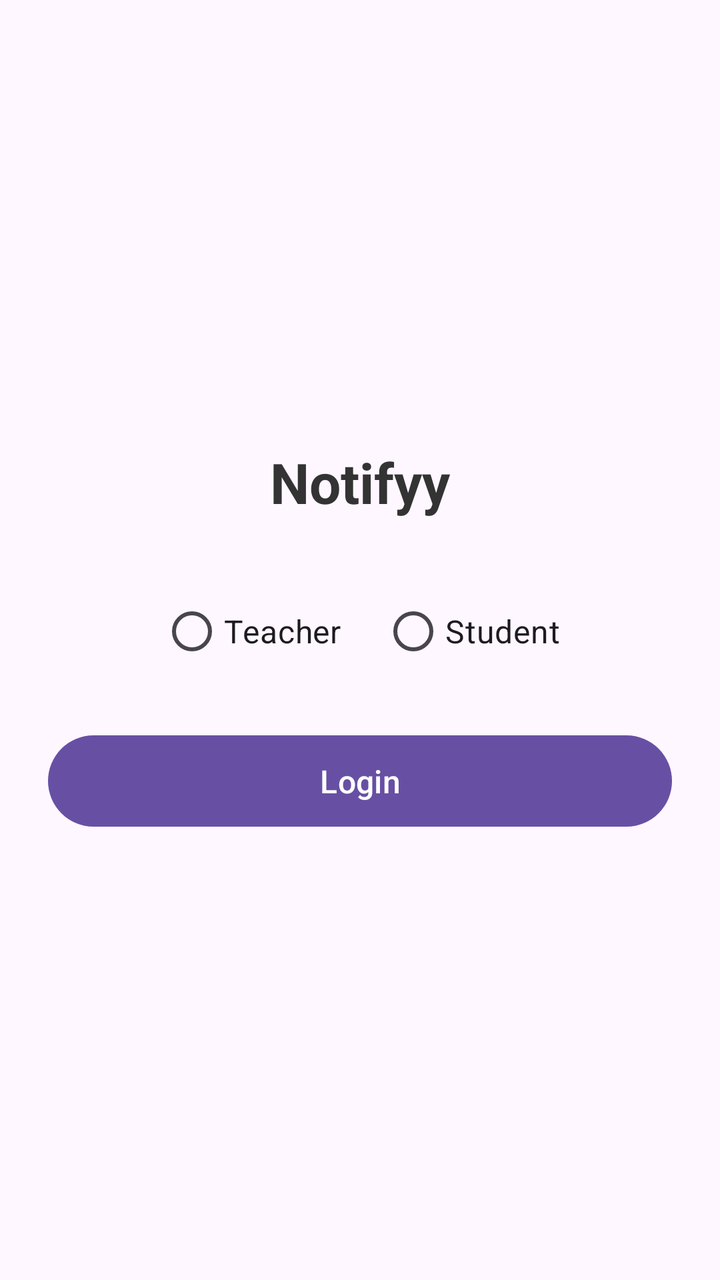
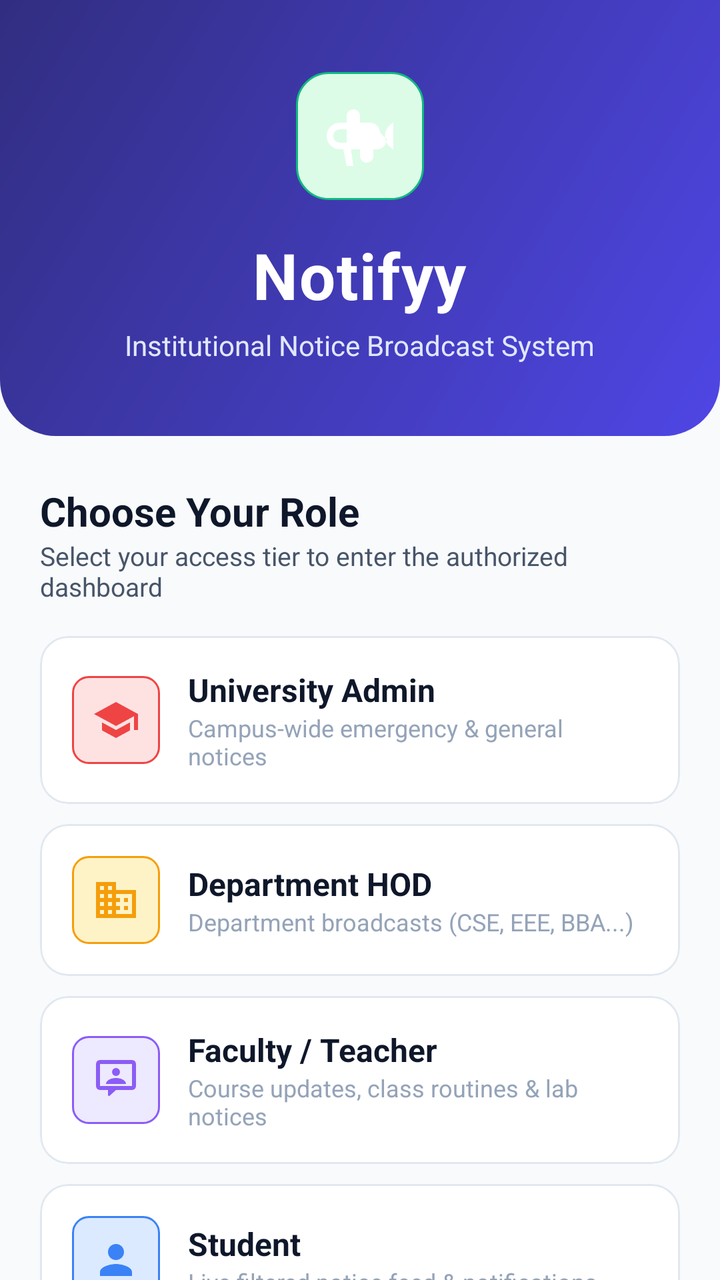

Compare the two renders of this Android layout. The source of the first and the diff that turns it into the second are given below.
<!-- AndroidManifest.xml: application theme Theme.Notify -->
<!-- res/layout/activity_main.xml -->
<?xml version="1.0" encoding="utf-8"?>
<LinearLayout xmlns:android="http://schemas.android.com/apk/res/android"
    android:layout_width="match_parent"
    android:layout_height="match_parent"
    android:orientation="vertical"
    android:padding="24dp"
    android:gravity="center">

    <TextView
        android:id="@+id/tvAppName"
        android:layout_width="wrap_content"
        android:layout_height="wrap_content"
        android:text="Notifyy"
        android:textSize="28sp"
        android:textStyle="bold"
        android:textColor="#333333"
        android:layout_marginBottom="32dp"/>

    <RadioGroup
        android:id="@+id/rgRole"
        android:layout_width="match_parent"
        android:layout_height="wrap_content"
        android:orientation="horizontal"
        android:gravity="center"
        android:layout_marginBottom="24dp">

        <RadioButton
            android:id="@+id/rbTeacher"
            android:layout_width="wrap_content"
            android:layout_height="wrap_content"
            android:text="Teacher"
            android:textSize="16sp"
            android:layout_marginEnd="20dp"/>

        <RadioButton
            android:id="@+id/rbStudent"
            android:layout_width="wrap_content"
            android:layout_height="wrap_content"
            android:text="Student"
            android:textSize="16sp"/>
    </RadioGroup>

    <Button
        android:id="@+id/btnLogin"
        android:layout_width="match_parent"
        android:layout_height="wrap_content"
        android:text="Login"
        android:textSize="16sp"
        android:padding="12dp"/>

</LinearLayout>
<!-- resources referenced by this layout -->
<resources>
  <style name="Base.Theme.Notify" parent="Theme.Material3.DayNight.NoActionBar">
          
          
      </style>
  <!-- unchanged entries left out for length: 1 -->
</resources>

<!-- the commit's change to res/layout/activity_main.xml (unified diff, before → after) -->
@@ -1,51 +1,401 @@
 <?xml version="1.0" encoding="utf-8"?>
-<LinearLayout xmlns:android="http://schemas.android.com/apk/res/android"
+<androidx.coordinatorlayout.widget.CoordinatorLayout
+    xmlns:android="http://schemas.android.com/apk/res/android"
+    xmlns:app="http://schemas.android.com/apk/res-auto"
+    xmlns:tools="http://schemas.android.com/tools"
     android:layout_width="match_parent"
     android:layout_height="match_parent"
-    android:orientation="vertical"
-    android:padding="24dp"
-    android:gravity="center">
-
-    <TextView
-        android:id="@+id/tvAppName"
-        android:layout_width="wrap_content"
-        android:layout_height="wrap_content"
-        android:text="Notifyy"
-        android:textSize="28sp"
-        android:textStyle="bold"
-        android:textColor="#333333"
-        android:layout_marginBottom="32dp"/>
-
-    <RadioGroup
-        android:id="@+id/rgRole"
+    android:background="@color/background">
+
+    <androidx.core.widget.NestedScrollView
         android:layout_width="match_parent"
-        android:layout_height="wrap_content"
-        android:orientation="horizontal"
-        android:gravity="center"
-        android:layout_marginBottom="24dp">
-
-        <RadioButton
-            android:id="@+id/rbTeacher"
-            android:layout_width="wrap_content"
+        android:layout_height="match_parent"
+        android:fillViewport="true">
+
+        <LinearLayout
+            android:layout_width="match_parent"
             android:layout_height="wrap_content"
-            android:text="Teacher"
-            android:textSize="16sp"
-            android:layout_marginEnd="20dp"/>
-
-        <RadioButton
-            android:id="@+id/rbStudent"
-            android:layout_width="wrap_content"
-            android:layout_height="wrap_content"
-            android:text="Student"
-            android:textSize="16sp"/>
-    </RadioGroup>
-
-    <Button
-        android:id="@+id/btnLogin"
-        android:layout_width="match_parent"
-        android:layout_height="wrap_content"
-        android:text="Login"
-        android:textSize="16sp"
-        android:padding="12dp"/>
-
-</LinearLayout>
+            android:orientation="vertical">
+
+            
+            <LinearLayout
+                android:layout_width="match_parent"
+                android:layout_height="wrap_content"
+                android:background="@drawable/bg_gradient_indigo"
+                android:orientation="vertical"
+                android:paddingHorizontal="24dp"
+                android:paddingTop="36dp"
+                android:paddingBottom="36dp"
+                android:gravity="center_horizontal">
+
+                <ImageView
+                    android:layout_width="64dp"
+                    android:layout_height="64dp"
+                    android:src="@drawable/ic_campaign"
+                    android:background="@drawable/bg_pill_live"
+                    android:padding="12dp"
+                    android:layout_marginBottom="16dp"
+                    app:tint="@color/on_primary" />
+
+                <TextView
+                    android:layout_width="wrap_content"
+                    android:layout_height="wrap_content"
+                    android:text="Notifyy"
+                    android:textSize="32sp"
+                    android:textStyle="bold"
+                    android:textColor="@color/on_primary"
+                    android:letterSpacing="0.02" />
+
+                <TextView
+                    android:layout_width="wrap_content"
+                    android:layout_height="wrap_content"
+                    android:text="Institutional Notice Broadcast System"
+                    android:textSize="14sp"
+                    android:textColor="#E0E7FF"
+                    android:layout_marginTop="4dp" />
+            </LinearLayout>
+
+            
+            <LinearLayout
+                android:layout_width="match_parent"
+                android:layout_height="wrap_content"
+                android:orientation="vertical"
+                android:paddingHorizontal="20dp"
+                android:paddingTop="24dp"
+                android:paddingBottom="24dp">
+
+                <TextView
+                    android:layout_width="wrap_content"
+                    android:layout_height="wrap_content"
+                    android:text="Choose Your Role"
+                    android:textSize="20sp"
+                    android:textStyle="bold"
+                    android:textColor="@color/on_surface" />
+
+                <TextView
+                    android:layout_width="wrap_content"
+                    android:layout_height="wrap_content"
+                    android:text="Select your access tier to enter the authorized dashboard"
+                    android:textSize="13sp"
+                    android:textColor="@color/on_surface_medium"
+                    android:layout_marginBottom="16dp" />
+
+                
+                <com.google.android.material.card.MaterialCardView
+                    android:id="@+id/cardAdmin"
+                    android:layout_width="match_parent"
+                    android:layout_height="wrap_content"
+                    android:layout_marginBottom="10dp"
+                    android:clickable="true"
+                    android:focusable="true"
+                    app:cardCornerRadius="14dp"
+                    app:cardElevation="0dp"
+                    app:strokeWidth="1dp"
+                    app:strokeColor="@color/outline_variant"
+                    app:cardBackgroundColor="@color/surface">
+
+                    <LinearLayout
+                        android:layout_width="match_parent"
+                        android:layout_height="wrap_content"
+                        android:orientation="horizontal"
+                        android:padding="16dp"
+                        android:gravity="center_vertical">
+
+                        <ImageView
+                            android:layout_width="44dp"
+                            android:layout_height="44dp"
+                            android:src="@drawable/ic_school"
+                            android:background="@drawable/bg_badge_urgent"
+                            android:padding="10dp"
+                            app:tint="@color/badge_urgent" />
+
+                        <LinearLayout
+                            android:layout_width="0dp"
+                            android:layout_height="wrap_content"
+                            android:layout_weight="1"
+                            android:orientation="vertical"
+                            android:layout_marginStart="14dp">
+
+                            <TextView
+                                android:layout_width="wrap_content"
+                                android:layout_height="wrap_content"
+                                android:text="University Admin"
+                                android:textSize="16sp"
+                                android:textStyle="bold"
+                                android:textColor="@color/on_surface" />
+
+                            <TextView
+                                android:layout_width="wrap_content"
+                                android:layout_height="wrap_content"
+                                android:text="Campus-wide emergency &amp; general notices"
+                                android:textSize="12sp"
+                                android:textColor="@color/on_surface_subtle" />
+                        </LinearLayout>
+
+                        <ImageView
+                            android:id="@+id/ivCheckAdmin"
+                            android:layout_width="24dp"
+                            android:layout_height="24dp"
+                            android:src="@drawable/ic_check_circle"
+                            android:visibility="gone"
+                            app:tint="@color/primary" />
+                    </LinearLayout>
+                </com.google.android.material.card.MaterialCardView>
+
+                
+                <com.google.android.material.card.MaterialCardView
+                    android:id="@+id/cardDeptAdmin"
+                    android:layout_width="match_parent"
+                    android:layout_height="wrap_content"
+                    android:layout_marginBottom="10dp"
+                    android:clickable="true"
+                    android:focusable="true"
+                    app:cardCornerRadius="14dp"
+                    app:cardElevation="0dp"
+                    app:strokeWidth="1dp"
+                    app:strokeColor="@color/outline_variant"
+                    app:cardBackgroundColor="@color/surface">
+
+                    <LinearLayout
+                        android:layout_width="match_parent"
+                        android:layout_height="wrap_content"
+                        android:orientation="horizontal"
+                        android:padding="16dp"
+                        android:gravity="center_vertical">
+
+                        <ImageView
+                            android:layout_width="44dp"
+                            android:layout_height="44dp"
+                            android:src="@drawable/ic_domain"
+                            android:background="@drawable/bg_badge_event"
+                            android:padding="10dp"
+                            app:tint="@color/badge_event" />
+
+                        <LinearLayout
+                            android:layout_width="0dp"
+                            android:layout_height="wrap_content"
+                            android:layout_weight="1"
+                            android:orientation="vertical"
+                            android:layout_marginStart="14dp">
+
+                            <TextView
+                                android:layout_width="wrap_content"
+                                android:layout_height="wrap_content"
+                                android:text="Department HOD"
+                                android:textSize="16sp"
+                                android:textStyle="bold"
+                                android:textColor="@color/on_surface" />
+
+                            <TextView
+                                android:layout_width="wrap_content"
+                                android:layout_height="wrap_content"
+                                android:text="Department broadcasts (CSE, EEE, BBA...)"
+                                android:textSize="12sp"
+                                android:textColor="@color/on_surface_subtle" />
+                        </LinearLayout>
+
+                        <ImageView
+                            android:id="@+id/ivCheckDeptAdmin"
+                            android:layout_width="24dp"
+                            android:layout_height="24dp"
+                            android:src="@drawable/ic_check_circle"
+                            android:visibility="gone"
+                            app:tint="@color/primary" />
+                    </LinearLayout>
+                </com.google.android.material.card.MaterialCardView>
+
+                
+                <com.google.android.material.card.MaterialCardView
+                    android:id="@+id/cardTeacher"
+                    android:layout_width="match_parent"
+                    android:layout_height="wrap_content"
+                    android:layout_marginBottom="10dp"
+                    android:clickable="true"
+                    android:focusable="true"
+                    app:cardCornerRadius="14dp"
+                    app:cardElevation="0dp"
+                    app:strokeWidth="1dp"
+                    app:strokeColor="@color/outline_variant"
+                    app:cardBackgroundColor="@color/surface">
+
+                    <LinearLayout
+                        android:layout_width="match_parent"
+                        android:layout_height="wrap_content"
+                        android:orientation="horizontal"
+                        android:padding="16dp"
+                        android:gravity="center_vertical">
+
+                        <ImageView
+                            android:layout_width="44dp"
+                            android:layout_height="44dp"
+                            android:src="@drawable/ic_teacher"
+                            android:background="@drawable/bg_badge_exam"
+                            android:padding="10dp"
+                            app:tint="@color/badge_exam" />
+
+                        <LinearLayout
+                            android:layout_width="0dp"
+                            android:layout_height="wrap_content"
+                            android:layout_weight="1"
+                            android:orientation="vertical"
+                            android:layout_marginStart="14dp">
+
+                            <TextView
+                                android:layout_width="wrap_content"
+                                android:layout_height="wrap_content"
+                                android:text="Faculty / Teacher"
+                                android:textSize="16sp"
+                                android:textStyle="bold"
+                                android:textColor="@color/on_surface" />
+
+                            <TextView
+                                android:layout_width="wrap_content"
+                                android:layout_height="wrap_content"
+                                android:text="Course updates, class routines &amp; lab notices"
+                                android:textSize="12sp"
+                                android:textColor="@color/on_surface_subtle" />
+                        </LinearLayout>
+
+                        <ImageView
+                            android:id="@+id/ivCheckTeacher"
+                            android:layout_width="24dp"
+                            android:layout_height="24dp"
+                            android:src="@drawable/ic_check_circle"
+                            android:visibility="gone"
+                            app:tint="@color/primary" />
+                    </LinearLayout>
+                </com.google.android.material.card.MaterialCardView>
+
+                
+                <com.google.android.material.card.MaterialCardView
+                    android:id="@+id/cardStudent"
+                    android:layout_width="match_parent"
+                    android:layout_height="wrap_content"
+                    android:layout_marginBottom="24dp"
+                    android:clickable="true"
+                    android:focusable="true"
+                    app:cardCornerRadius="14dp"
+                    app:cardElevation="0dp"
+                    app:strokeWidth="1dp"
+                    app:strokeColor="@color/outline_variant"
+                    app:cardBackgroundColor="@color/surface">
+
+                    <LinearLayout
+                        android:layout_width="match_parent"
+                        android:layout_height="wrap_content"
+                        android:orientation="horizontal"
+                        android:padding="16dp"
+                        android:gravity="center_vertical">
+
+                        <ImageView
+                            android:layout_width="44dp"
+                            android:layout_height="44dp"
+                            android:src="@drawable/ic_student"
+                            android:background="@drawable/bg_badge_announcement"
+                            android:padding="10dp"
+                            app:tint="@color/badge_announcement" />
+
+                        <LinearLayout
+                            android:layout_width="0dp"
+                            android:layout_height="wrap_content"
+                            android:layout_weight="1"
+                            android:orientation="vertical"
+                            android:layout_marginStart="14dp">
+
+                            <TextView
+                                android:layout_width="wrap_content"
+                                android:layout_height="wrap_content"
+                                android:text="Student"
+                                android:textSize="16sp"
+                                android:textStyle="bold"
+                                android:textColor="@color/on_surface" />
+
+                            <TextView
+                                android:layout_width="wrap_content"
+                                android:layout_height="wrap_content"
+                                android:text="Live filtered notice feed &amp; notifications"
+                                android:textSize="12sp"
+                                android:textColor="@color/on_surface_subtle" />
+                        </LinearLayout>
+
+                        <ImageView
+                            android:id="@+id/ivCheckStudent"
+                            android:layout_width="24dp"
+                            android:layout_height="24dp"
+                            android:src="@drawable/ic_check_circle"
+                            android:visibility="gone"
+                            app:tint="@color/primary" />
+                    </LinearLayout>
+                </com.google.android.material.card.MaterialCardView>
+
+                
+                <com.google.android.material.textfield.TextInputLayout
+                    android:id="@+id/tilEmail"
+                    style="@style/Widget.Material3.TextInputLayout.OutlinedBox"
+                    android:layout_width="match_parent"
+                    android:layout_height="wrap_content"
+                    android:hint="Institutional Email"
+                    app:boxCornerRadiusTopStart="12dp"
+                    app:boxCornerRadiusTopEnd="12dp"
+                    app:boxCornerRadiusBottomStart="12dp"
+                    app:boxCornerRadiusBottomEnd="12dp"
+                    android:layout_marginBottom="12dp">
+
+                    <com.google.android.material.textfield.TextInputEditText
+                        android:id="@+id/etEmail"
+                        android:layout_width="match_parent"
+                        android:layout_height="wrap_content"
+                        android:inputType="textEmailAddress"
+                        android:text="student@univ.edu" />
+                </com.google.android.material.textfield.TextInputLayout>
+
+                <com.google.android.material.textfield.TextInputLayout
+                    android:id="@+id/tilPassword"
+                    style="@style/Widget.Material3.TextInputLayout.OutlinedBox"
+                    android:layout_width="match_parent"
+                    android:layout_height="wrap_content"
+                    android:hint="Password"
+                    app:passwordToggleEnabled="true"
+                    app:boxCornerRadiusTopStart="12dp"
+                    app:boxCornerRadiusTopEnd="12dp"
+                    app:boxCornerRadiusBottomStart="12dp"
+                    app:boxCornerRadiusBottomEnd="12dp"
+                    android:layout_marginBottom="18dp">
+
+                    <com.google.android.material.textfield.TextInputEditText
+                        android:id="@+id/etPassword"
+                        android:layout_width="match_parent"
+                        android:layout_height="wrap_content"
+                        android:inputType="textPassword"
+                        android:text="password123" />
+                </com.google.android.material.textfield.TextInputLayout>
+
+                
+                <com.google.android.material.button.MaterialButton
+                    android:id="@+id/btnLogin"
+                    android:layout_width="match_parent"
+                    android:layout_height="56dp"
+                    android:text="Login &amp; Enter Dashboard"
+                    android:textSize="16sp"
+                    android:textStyle="bold"
+                    app:cornerRadius="14dp"
+                    android:backgroundTint="@color/primary"
+                    android:textColor="@color/on_primary" />
+
+                
+                <com.google.android.material.button.MaterialButton
+                    android:id="@+id/btnRegister"
+                    style="@style/Widget.Material3.Button.TextButton"
+                    android:layout_width="wrap_content"
+                    android:layout_height="wrap_content"
+                    android:layout_gravity="center_horizontal"
+                    android:layout_marginTop="8dp"
+                    android:text="New User? Create an Account"
+                    android:textColor="@color/primary" />
+
+            </LinearLayout>
+
+        </LinearLayout>
+    </androidx.core.widget.NestedScrollView>
+
+</androidx.coordinatorlayout.widget.CoordinatorLayout>
<!-- resource entries referenced after the edit -->
@@ -1,9 +1,176 @@
 <!-- resources referenced by this layout -->
 <resources>
+  <color name="background">#F8FAFC</color>
+  <color name="badge_announcement">#3B82F6</color>
+  <color name="badge_event">#F59E0B</color>
+  <color name="badge_exam">#8B5CF6</color>
+  <color name="badge_urgent">#EF4444</color>
+  <color name="on_primary">#FFFFFF</color>
+  <color name="on_surface">#0F172A</color>
+  <color name="on_surface_medium">#475569</color>
+  <color name="on_surface_subtle">#94A3B8</color>
+  <color name="outline_variant">#E2E8F0</color>
+  <color name="primary">#4F46E5</color>
+  <color name="surface">#FFFFFF</color>
+  <!-- drawable bg_badge_announcement (drawable) -->
+  <?xml version="1.0" encoding="utf-8"?>
+  <shape xmlns:android="http://schemas.android.com/apk/res/android"
+      android:shape="rectangle">
+      <solid android:color="@color/badge_announcement_bg" />
+      <stroke android:width="1dp" android:color="@color/badge_announcement" />
+      <corners android:radius="8dp" />
+      <padding android:left="8dp" android:top="3dp" android:right="8dp" android:bottom="3dp" />
+  </shape>
+  <!-- drawable bg_badge_event (drawable) -->
+  <?xml version="1.0" encoding="utf-8"?>
+  <shape xmlns:android="http://schemas.android.com/apk/res/android"
+      android:shape="rectangle">
+      <solid android:color="@color/badge_event_bg" />
+      <stroke android:width="1dp" android:color="@color/badge_event" />
+      <corners android:radius="8dp" />
+      <padding android:left="8dp" android:top="3dp" android:right="8dp" android:bottom="3dp" />
+  </shape>
+  <!-- drawable bg_badge_exam (drawable) -->
+  <?xml version="1.0" encoding="utf-8"?>
+  <shape xmlns:android="http://schemas.android.com/apk/res/android"
+      android:shape="rectangle">
+      <solid android:color="@color/badge_exam_bg" />
+      <stroke android:width="1dp" android:color="@color/badge_exam" />
+      <corners android:radius="8dp" />
+      <padding android:left="8dp" android:top="3dp" android:right="8dp" android:bottom="3dp" />
+  </shape>
+  <!-- drawable bg_badge_urgent (drawable) -->
+  <?xml version="1.0" encoding="utf-8"?>
+  <shape xmlns:android="http://schemas.android.com/apk/res/android"
+      android:shape="rectangle">
+      <solid android:color="@color/badge_urgent_bg" />
+      <stroke android:width="1dp" android:color="@color/badge_urgent" />
+      <corners android:radius="8dp" />
+      <padding android:left="8dp" android:top="3dp" android:right="8dp" android:bottom="3dp" />
+  </shape>
+  <!-- drawable bg_gradient_indigo (drawable) -->
+  <?xml version="1.0" encoding="utf-8"?>
+  <shape xmlns:android="http://schemas.android.com/apk/res/android"
+      android:shape="rectangle">
+      <gradient
+          android:angle="135"
+          android:startColor="#4F46E5"
+          android:endColor="#312E81"
+          android:type="linear" />
+      <corners
+          android:bottomLeftRadius="28dp"
+          android:bottomRightRadius="28dp" />
+  </shape>
+  <!-- drawable bg_pill_live (drawable) -->
+  <?xml version="1.0" encoding="utf-8"?>
+  <shape xmlns:android="http://schemas.android.com/apk/res/android"
+      android:shape="rectangle">
+      <solid android:color="@color/live_green_bg" />
+      <stroke android:width="1dp" android:color="@color/live_green" />
+      <corners android:radius="16dp" />
+      <padding android:left="8dp" android:top="4dp" android:right="8dp" android:bottom="4dp" />
+  </shape>
+  <!-- drawable ic_campaign (drawable) -->
+  <vector xmlns:android="http://schemas.android.com/apk/res/android"
+      android:width="24dp"
+      android:height="24dp"
+      android:viewportWidth="24"
+      android:viewportHeight="24">
+    <path
+        android:fillColor="#FFFFFFFF"
+        android:pathData="M18,11c0,-1.66 -1.34,-3 -3,-3l-3,0V6c0,-1.1 -0.9,-2 -2,-2s-2,0.9 -2,2v2H6c-2.21,0 -4,1.79 -4,4s1.79,4 4,4h1l1,5h2l-0.7,-5H12v2c0,1.1 0.9,2 2,2s2,-0.9 2,-2v-2l1,0c1.66,0 3,-1.34 3,-3zM6,14c-1.1,0 -2,-0.9 -2,-2s0.9,-2 2,-2h2v4H6zM19.5,12c0,-1.77 1.02,-3.29 2.5,-4.03v8.05c-1.48,-0.73 -2.5,-2.25 -2.5,-4.02z"/>
+  </vector>
+  <!-- drawable ic_check_circle (drawable) -->
+  <vector xmlns:android="http://schemas.android.com/apk/res/android"
+      android:width="24dp"
+      android:height="24dp"
+      android:viewportWidth="24"
+      android:viewportHeight="24">
+    <path
+        android:fillColor="#FF4F46E5"
+        android:pathData="M12,2C6.48,2 2,6.48 2,12s4.48,10 10,10 10,-4.48 10,-10S17.52,2 12,2zm-2,15l-5,-5 1.41,-1.41L10,14.17l7.59,-7.59L19,8l-9,9z"/>
+  </vector>
+  <!-- drawable ic_domain (drawable) -->
+  <vector xmlns:android="http://schemas.android.com/apk/res/android"
+      android:width="24dp"
+      android:height="24dp"
+      android:viewportWidth="24"
+      android:viewportHeight="24">
+    <path
+        android:fillColor="#FFFFFFFF"
+        android:pathData="M12,7V3H2v18h20V7H12zM6,19H4v-2h2V19zM6,15H4v-2h2V15zM6,11H4V9h2V11zM6,7H4V5h2V7zM10,19H8v-2h2V19zM10,15H8v-2h2V15zM10,11H8V9h2V11zM10,7H8V5h2V7zM20,19h-8v-2h2v-2h-2v-2h2v-2h-2V9h8V19zM18,11h-2v2h2V11zM18,15h-2v2h2V15z"/>
+  </vector>
+  <!-- drawable ic_school (drawable) -->
+  <vector xmlns:android="http://schemas.android.com/apk/res/android"
+      android:width="24dp"
+      android:height="24dp"
+      android:viewportWidth="24"
+      android:viewportHeight="24">
+    <path
+        android:fillColor="#FFFFFFFF"
+        android:pathData="M5,13.18v4L12,21l7,-3.82v-4L12,17L5,13.18zM12,3L1,9l11,6l9,-4.91V17h2V9L12,3z"/>
+  </vector>
+  <!-- drawable ic_student (drawable) -->
+  <vector xmlns:android="http://schemas.android.com/apk/res/android"
+      android:width="24dp"
+      android:height="24dp"
+      android:viewportWidth="24"
+      android:viewportHeight="24">
+    <path
+        android:fillColor="#FFFFFFFF"
+        android:pathData="M12,12c2.21,0 4,-1.79 4,-4s-1.79,-4 -4,-4 -4,1.79 -4,4 1.79,4 4,4zM12,14c-2.67,0 -8,1.34 -8,4v2h16v-2c0,-2.66 -5.33,-4 -8,-4z"/>
+  </vector>
+  <!-- drawable ic_teacher (drawable) -->
+  <vector xmlns:android="http://schemas.android.com/apk/res/android"
+      android:width="24dp"
+      android:height="24dp"
+      android:viewportWidth="24"
+      android:viewportHeight="24">
+    <path
+        android:fillColor="#FFFFFFFF"
+        android:pathData="M20,17a2,2 0 0,0 2,-2V4a2,2 0 0,0 -2,-2H4a2,2 0 0,0 -2,2v11a2,2 0 0,0 2,2h4v2.5a.5,.5 0 0,0 .8,.4l3.2,-2.9H20zM4,4h16v11H4V4zM10,8a2,2 0 1,1 4,0a2,2 0 0,1 -4,0zM7,14c0,-1.7 2.3,-3 5,-3s5,1.3 5,3H7z"/>
+  </vector>
+  <color name="badge_announcement_bg">#DBEAFE</color>
+  <color name="badge_event_bg">#FEF3C7</color>
+  <color name="badge_exam_bg">#EDE9FE</color>
+  <color name="badge_urgent_bg">#FEE2E2</color>
+  <color name="live_green_bg">#DCFCE7</color>
+  <color name="live_green">#10B981</color>
   <style name="Base.Theme.Notify" parent="Theme.Material3.DayNight.NoActionBar">
           
+          <item name="colorPrimary">@color/primary</item>
+          <item name="colorPrimaryVariant">@color/primary_dark</item>
+          <item name="colorOnPrimary">@color/on_primary</item>
+          <item name="colorPrimaryContainer">@color/primary_container</item>
+          <item name="colorOnPrimaryContainer">@color/on_primary_container</item>
+  
           
+          <item name="colorSecondary">@color/secondary</item>
+          <item name="colorSecondaryContainer">@color/secondary_container</item>
+          <item name="colorOnSecondary">@color/on_secondary</item>
+          <item name="colorOnSecondaryContainer">@color/on_secondary_container</item>
+  
+          <item name="android:colorBackground">@color/background</item>
+          <item name="colorSurface">@color/surface</item>
+          <item name="colorOnSurface">@color/on_surface</item>
+          <item name="colorSurfaceVariant">@color/surface_variant</item>
+          <item name="colorOutline">@color/outline</item>
+          <item name="colorOutlineVariant">@color/outline_variant</item>
+  
+          
+          <item name="android:statusBarColor">@color/primary_dark</item>
+          <item name="android:windowLightStatusBar" tools:targetApi="m">false</item>
+          <item name="android:navigationBarColor">@color/surface</item>
       </style>
+  <color name="primary_dark">#4338CA</color>
+  <color name="primary_container">#E0E7FF</color>
+  <color name="on_primary_container">#312E81</color>
+  <color name="secondary">#10B981</color>
+  <color name="secondary_container">#D1FAE5</color>
+  <color name="on_secondary">#FFFFFF</color>
+  <color name="on_secondary_container">#064E3B</color>
+  <color name="surface_variant">#F1F5F9</color>
+  <color name="outline">#CBD5E1</color>
   <!-- unchanged entries left out for length: 1 -->
 </resources>
 
